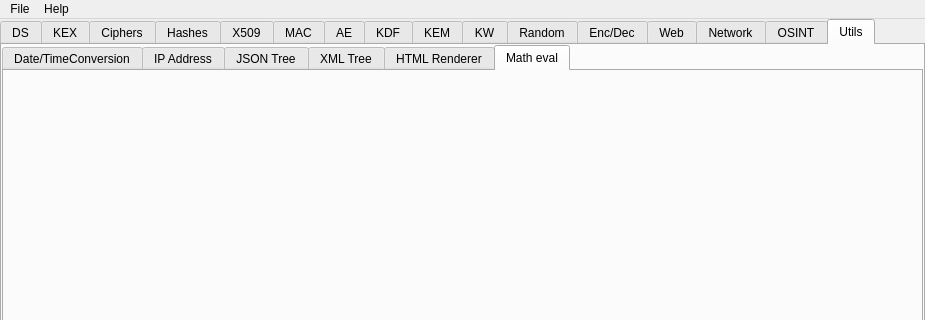
First picture: the form in ui/mainwindow.ui, repository caffedrine/CryptoPocketKnife, before the edit; both pictures show x 0 to 925 and y 0 to 320 of the 925 by 568 pixel window.
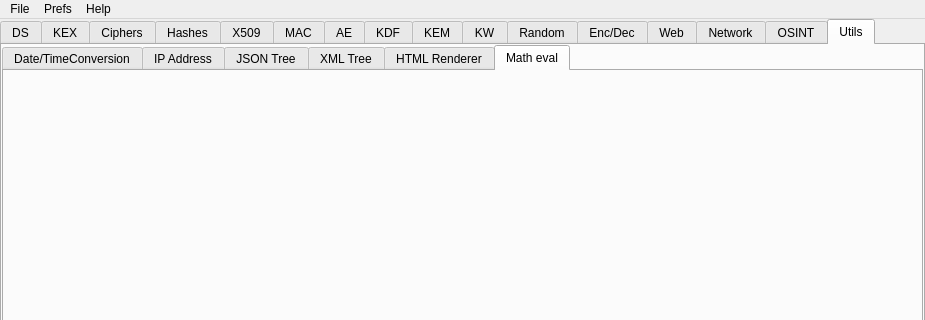
Second picture: the form after the edit. Icons and pictures are not drawn. Custom widgets are drawn as their Qt base class.

Commit message: Enable stick to the top

```diff
--- a/ui/mainwindow.ui
+++ b/ui/mainwindow.ui
@@ -767,7 +767,14 @@
     <addaction name="actionSupport"/>
     <addaction name="actionAbout"/>
    </widget>
+   <widget class="QMenu" name="menuPrefs">
+    <property name="title">
+     <string>Prefs</string>
+    </property>
+    <addaction name="action_StickToTop"/>
+   </widget>
    <addaction name="menuFile"/>
+   <addaction name="menuPrefs"/>
    <addaction name="menuAbout"/>
   </widget>
   <widget class="QStatusBar" name="statusbar"/>
```
Left out of the diff: 8 changed lines with no effect on the pictures. The commit also changes 2 other files.
